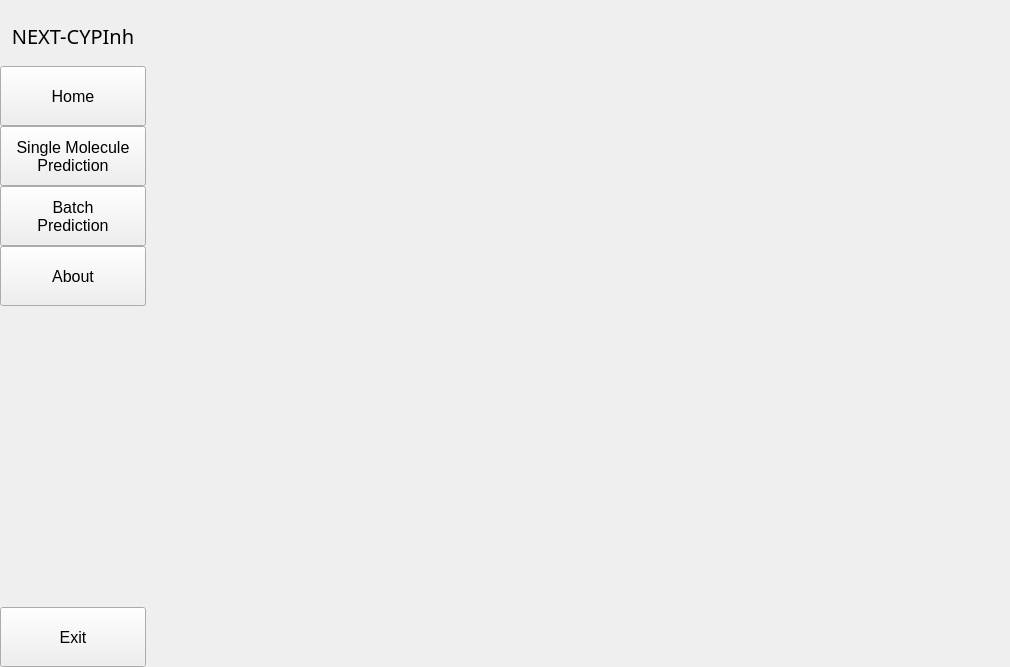
First picture: the form in ui/main.ui, repository xli7654321/Neo-CYPi, before the edit.
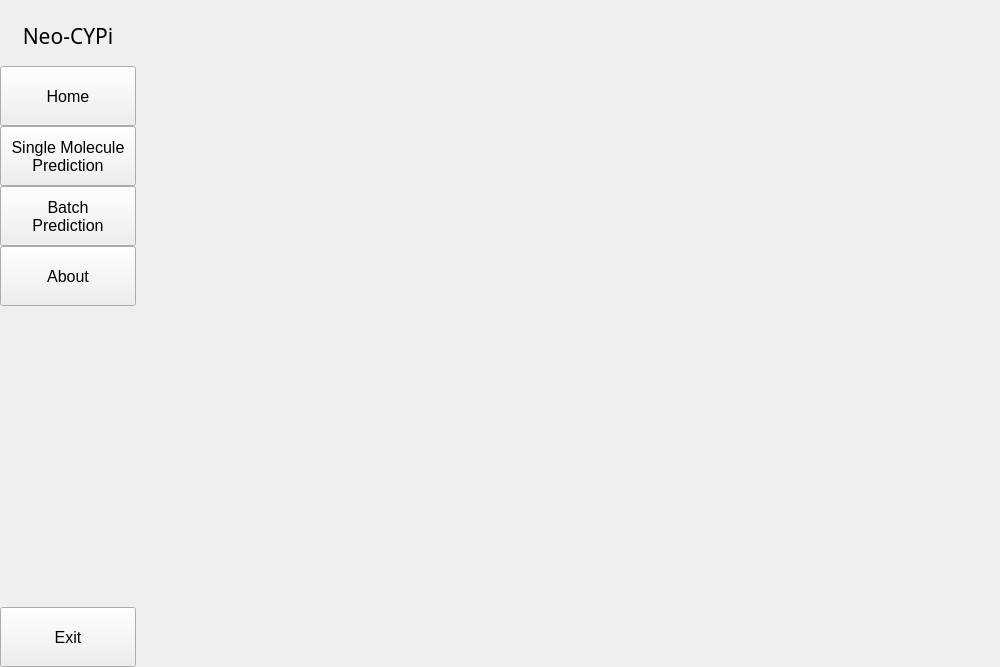
Second picture: the form after the edit. Icons and pictures are not drawn.

```diff
--- a/ui/main.ui
+++ b/ui/main.ui
@@ -6,19 +6,19 @@
    <rect>
     <x>0</x>
     <y>0</y>
-    <width>1010</width>
+    <width>1000</width>
     <height>667</height>
    </rect>
   </property>
   <property name="minimumSize">
    <size>
-    <width>1010</width>
+    <width>1000</width>
     <height>667</height>
    </size>
   </property>
   <property name="maximumSize">
    <size>
-    <width>1010</width>
+    <width>1000</width>
     <height>667</height>
    </size>
   </property>
@@ -217,13 +217,13 @@
      <widget class="QWidget" name="sidebar_widget" native="true">
       <property name="minimumSize">
        <size>
-        <width>146</width>
+        <width>136</width>
         <height>667</height>
        </size>
       </property>
       <property name="maximumSize">
        <size>
-        <width>146</width>
+        <width>136</width>
         <height>667</height>
        </size>
       </property>
@@ -260,12 +260,12 @@
          <property name="font">
           <font>
            <family>Sitka</family>
-           <pointsize>15</pointsize>
+           <pointsize>16</pointsize>
            <bold>false</bold>
           </font>
          </property>
          <property name="text">
-          <string>NEXT-CYPInh</string>
+          <string>Neo-CYPi</string>
          </property>
          <property name="scaledContents">
           <bool>false</bool>
```
Left out of the diff: 2 changed lines with no effect on the pictures.
